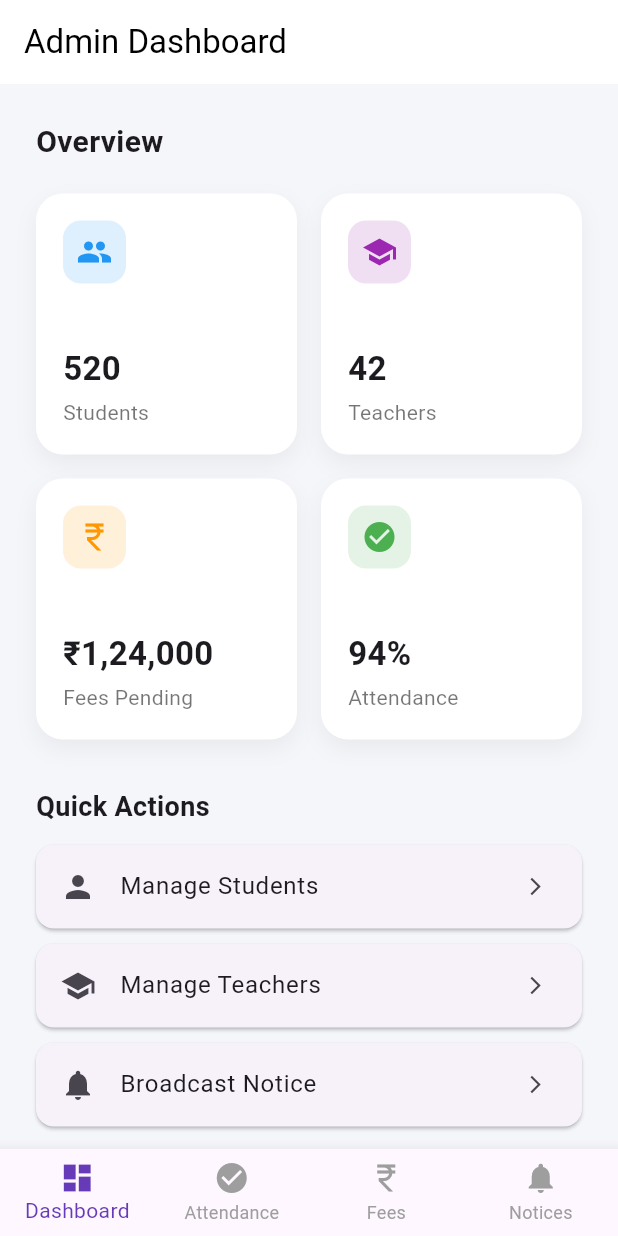
After one commit to THIRUSAKTH/School-Data-Management-System, a Flutter app: the AdminHome screen opened directly, on a phone screen of 412 x 824 dp. The commit adds this screen. Run offline on Flutter 3.47's test engine with Material 3 defaults, Android fonts, the phone set to English and light mode, and no system bars.

Commit message:
admin dashboard

```diff
--- /dev/null
+++ b/lib/screens/admin/admin_dashboard.dart
@@ -0,0 +1,277 @@
+import 'package:flutter/material.dart';
+
+class AdminDashboard extends StatelessWidget {
+  const AdminDashboard({super.key});
+
+  @override
+  Widget build(BuildContext context) {
+    final bool isWeb = MediaQuery.of(context).size.width >= 900;
+
+    return Row(
+      crossAxisAlignment: CrossAxisAlignment.start,
+      children: [
+        /// ✅ WEB SIDEBAR
+        if (isWeb) const WebSidebar(),
+
+        /// ✅ MAIN CONTENT
+        Expanded(
+          child: ListView(
+            padding: const EdgeInsets.all(24),
+            children: [
+              const Text(
+                "Overview",
+                style: TextStyle(fontSize: 20, fontWeight: FontWeight.bold),
+              ),
+              const SizedBox(height: 20),
+
+              LayoutBuilder(
+                builder: (context, constraints) {
+                  final int count = constraints.maxWidth >= 1200 ? 4 : 2;
+
+                  return GridView.count(
+                    crossAxisCount: count,
+                    shrinkWrap: true,
+                    physics: const NeverScrollableScrollPhysics(),
+                    crossAxisSpacing: 16,
+                    mainAxisSpacing: 16,
+                    children: const [
+                      DashboardCard(
+                        title: "Students",
+                        value: "520",
+                        icon: Icons.group,
+                        color: Colors.blue,
+                      ),
+                      DashboardCard(
+                        title: "Teachers",
+                        value: "42",
+                        icon: Icons.school,
+                        color: Colors.purple,
+                      ),
+                      DashboardCard(
+                        title: "Fees Pending",
+                        value: "₹1,24,000",
+                        icon: Icons.currency_rupee,
+                        color: Colors.orange,
+                      ),
+                      DashboardCard(
+                        title: "Attendance",
+                        value: "94%",
+                        icon: Icons.check_circle,
+                        color: Colors.green,
+                      ),
+                    ],
+                  );
+                },
+              ),
+
+              const SizedBox(height: 32),
+
+              const Text(
+                "Quick Actions",
+                style: TextStyle(fontSize: 18, fontWeight: FontWeight.bold),
+              ),
+              const SizedBox(height: 12),
+
+              const ActionTile(
+                icon: Icons.person,
+                title: "Manage Students",
+              ),
+              const ActionTile(
+                icon: Icons.school,
+                title: "Manage Teachers",
+              ),
+              const ActionTile(
+                icon: Icons.notifications,
+                title: "Broadcast Notice",
+              ),
+            ],
+          ),
+        ),
+      ],
+    );
+  }
+}
+
+////////////////////////////////////////////////
+/// WEB SIDEBAR
+////////////////////////////////////////////////
+
+class WebSidebar extends StatelessWidget {
+  const WebSidebar({super.key});
+
+  @override
+  Widget build(BuildContext context) {
+    return Container(
+      width: 90,
+      color: Colors.white,
+      child: Column(
+        children: const [
+          SizedBox(height: 24),
+          SidebarItem(
+            icon: Icons.dashboard,
+            label: "Dashboard",
+            selected: true,
+          ),
+          SidebarItem(
+            icon: Icons.check_circle,
+            label: "Attendance",
+          ),
+          SidebarItem(
+            icon: Icons.currency_rupee,
+            label: "Fees",
+          ),
+          SidebarItem(
+            icon: Icons.notifications,
+            label: "Notices",
+          ),
+        ],
+      ),
+    );
+  }
+}
+
+class SidebarItem extends StatelessWidget {
+  final IconData icon;
+  final String label;
+  final bool selected;
+
+  const SidebarItem({
+    super.key,
+    required this.icon,
+    required this.label,
+    this.selected = false,
+  });
+
+  @override
+  Widget build(BuildContext context) {
+    return Padding(
+      padding: const EdgeInsets.symmetric(vertical: 8),
+      child: Material(
+        color: selected
+            ? Colors.deepPurple.withOpacity(0.12)
+            : Colors.transparent,
+        borderRadius: BorderRadius.circular(12),
+        child: InkWell(
+          borderRadius: BorderRadius.circular(12),
+          onTap: () {},
+          child: SizedBox(
+            height: 70,
+            width: 70,
+            child: Column(
+              mainAxisAlignment: MainAxisAlignment.center,
+              children: [
+                Icon(
+                  icon,
+                  color: selected ? Colors.deepPurple : Colors.grey,
+                ),
+                const SizedBox(height: 6),
+                Text(
+                  label,
+                  style: TextStyle(
+                    fontSize: 11,
+                    color: selected ? Colors.deepPurple : Colors.grey,
+                  ),
+                ),
+              ],
+            ),
+          ),
+        ),
+      ),
+    );
+  }
+}
+
+////////////////////////////////////////////////
+/// DASHBOARD CARD
+////////////////////////////////////////////////
+
+class DashboardCard extends StatelessWidget {
+  final String title;
+  final String value;
+  final IconData icon;
+  final Color color;
+
+  const DashboardCard({
+    super.key,
+    required this.title,
+    required this.value,
+    required this.icon,
+    required this.color,
+  });
+
+  @override
+  Widget build(BuildContext context) {
+    return Container(
+      padding: const EdgeInsets.all(18),
+      decoration: BoxDecoration(
+        color: Colors.white,
+        borderRadius: BorderRadius.circular(18),
+        boxShadow: [
+          BoxShadow(
+            color: Colors.black.withOpacity(0.05),
+            blurRadius: 12,
+            offset: const Offset(0, 6),
+          ),
+        ],
+      ),
+      child: Column(
+        crossAxisAlignment: CrossAxisAlignment.start,
+        children: [
+          Container(
+            height: 42,
+            width: 42,
+            decoration: BoxDecoration(
+              color: color.withOpacity(0.15),
+              borderRadius: BorderRadius.circular(12),
+            ),
+            child: Icon(icon, color: color),
+          ),
+          const Spacer(),
+          Text(
+            value,
+            style: const TextStyle(
+              fontSize: 22,
+              fontWeight: FontWeight.bold,
+            ),
+          ),
+          const SizedBox(height: 4),
+          Text(
+            title,
+            style: const TextStyle(color: Colors.black54),
+          ),
+        ],
+      ),
+    );
+  }
+}
+
+////////////////////////////////////////////////
+/// ACTION TILE
+////////////////////////////////////////////////
+
+class ActionTile extends StatelessWidget {
+  final IconData icon;
+  final String title;
+
+  const ActionTile({
+    super.key,
+    required this.icon,
+    required this.title,
+  });
+
+  @override
+  Widget build(BuildContext context) {
+    return Card(
+      margin: const EdgeInsets.only(bottom: 10),
+      shape: RoundedRectangleBorder(
+        borderRadius: BorderRadius.circular(12),
+      ),
+      child: ListTile(
+        leading: Icon(icon),
+        title: Text(title),
+        trailing: const Icon(Icons.arrow_forward_ios, size: 14),
+        onTap: () {},
+      ),
+    );
+  }
+}
--- /dev/null
+++ b/lib/screens/admin/admin_home.dart
@@ -0,0 +1,79 @@
+import 'package:flutter/material.dart';
+import 'admin_dashboard.dart';
+import 'class_section_page.dart';
+import 'teacher_management_page.dart';
+import 'student_management.dart';
+
+class AdminHome extends StatefulWidget {
+  const AdminHome({super.key});
+
+  @override
+  State<AdminHome> createState() => _AdminHomeState();
+}
+
+class _AdminHomeState extends State<AdminHome> {
+  int _currentIndex = 0;
+
+  final List<Widget> _pages = const [
+    AdminDashboard(),
+    ClassSectionPage(),
+    TeacherManagementPage(),
+    StudentManagementPage(),
+  ];
+
+  @override
+  Widget build(BuildContext context) {
+    final bool isWeb = MediaQuery.of(context).size.width >= 900;
+
+    return Scaffold(
+      backgroundColor: const Color(0xFFF4F6FA),
+
+      appBar: AppBar(
+        title: const Text("Admin Dashboard"),
+        backgroundColor: Colors.white,
+        foregroundColor: Colors.black,
+        elevation: 0,
+      ),
+
+      body: SafeArea(
+        child: IndexedStack(
+          index: _currentIndex,
+          children: _pages,
+        ),
+      ),
+
+      /// ✅ Bottom Navigation ONLY for Mobile
+      bottomNavigationBar: isWeb
+          ? null
+          : BottomNavigationBar(
+        currentIndex: _currentIndex,
+        type: BottomNavigationBarType.fixed,
+        selectedItemColor: Colors.deepPurple,
+        unselectedItemColor: Colors.grey,
+        onTap: (index) {
+          setState(() {
+            _currentIndex = index;
+          });
+        },
+        items: const [
+          BottomNavigationBarItem(
+            icon: Icon(Icons.dashboard),
+            label: "Dashboard",
+          ),
+          BottomNavigationBarItem(
+            icon: Icon(Icons.check_circle),
+            label: "Attendance",
+          ),
+          BottomNavigationBarItem(
+            icon: Icon(Icons.currency_rupee),
+            label: "Fees",
+          ),
+          BottomNavigationBarItem(
+            icon: Icon(Icons.notifications),
+            label: "Notices",
+          ),
+        ],
+      ),
+    );
+  }
+}
```
Also changed, not shown: lib/screens/admin/class_section_page.dart (added, +27 -0 lines), lib/screens/admin/student_management.dart (added, +26 -0 lines), lib/screens/admin/teacher_management_page.dart (added, +25 -0 lines), lib/screens/login_page.dart (+22 -1 lines), lib/screens/role_select_screen.dart (+57 -31 lines).
